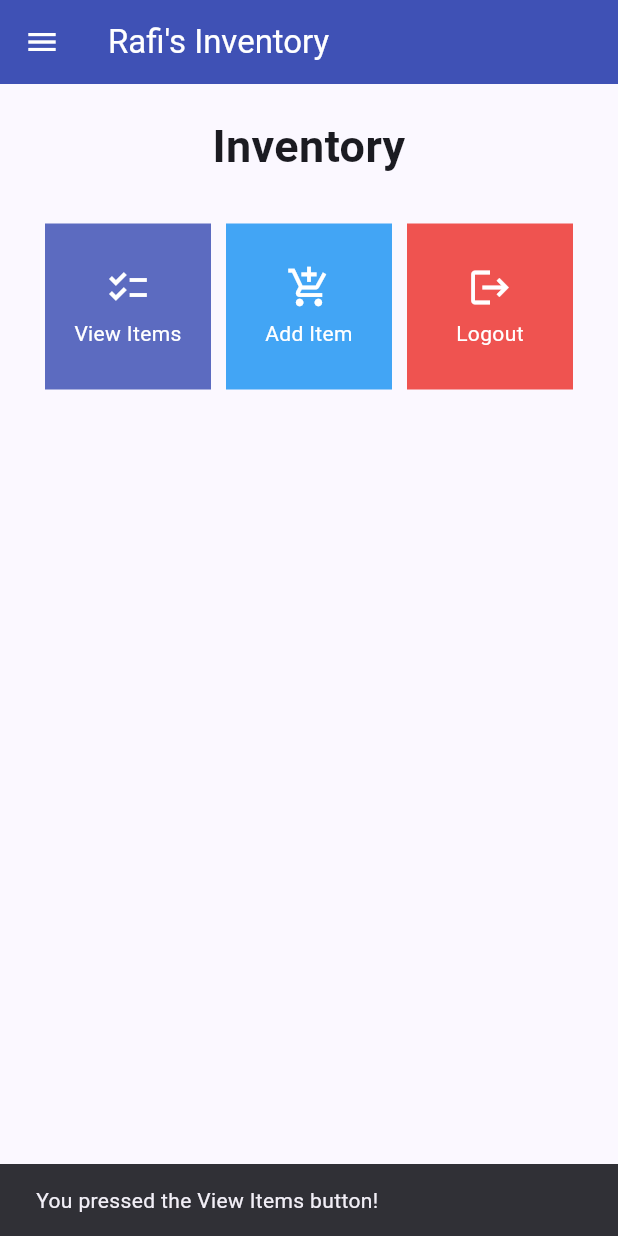
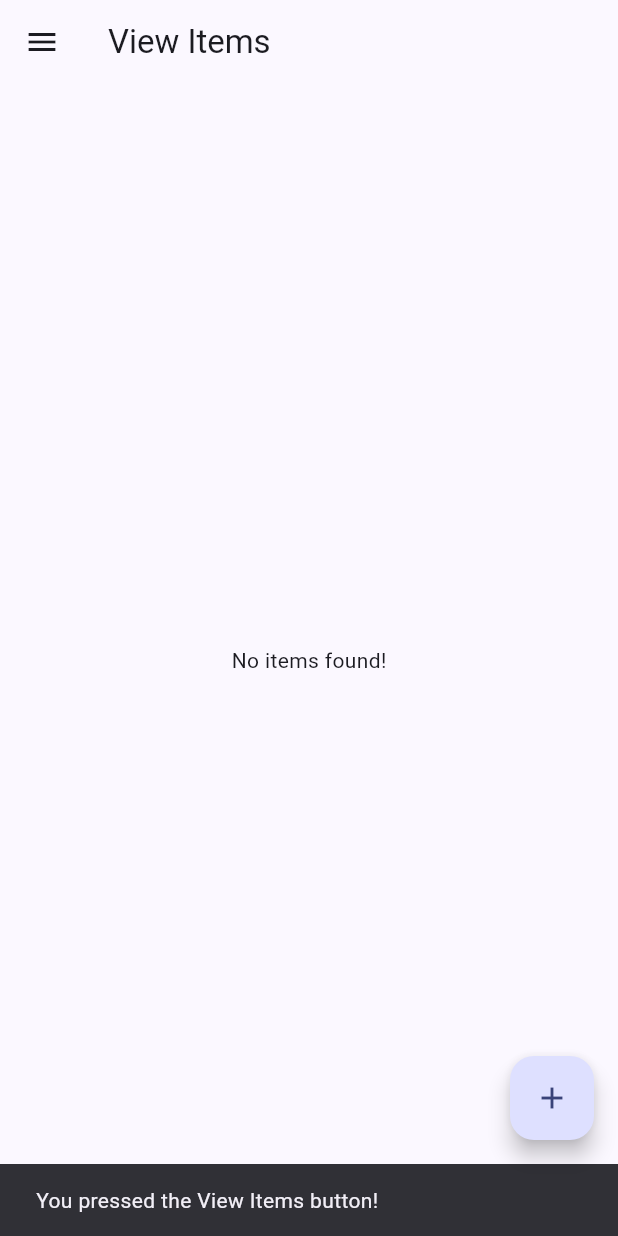
Before and after one commit to fiardiel/rafis-inventory-mob, a Flutter app: the LeftDrawer widget shown alone on an empty page, opened directly, after a tap on "Home Page", after a tap on "View Items", on a phone screen of 412 x 824 dp. Run offline on Flutter 3.47's test engine with Material 2 defaults, Android fonts, the phone set to English and light mode, and no system bars.

Commit message:
refactored and added bonus

```diff
--- a/lib/screens/menu.dart
+++ b/lib/screens/menu.dart
@@ -1,6 +1,6 @@
 import 'package:flutter/material.dart';
 import 'package:rafis_inventory_mobile/widgets/left_drawer.dart';
-import 'package:rafis_inventory_mobile/widgets/item_card.dart';
+import 'package:rafis_inventory_mobile/widgets/home_widgets.dart';
 
 class MyHomePage extends StatelessWidget {
   MyHomePage({Key? key}) : super(key: key);
--- /dev/null
+++ b/lib/screens/view_item.dart
@@ -0,0 +1,48 @@
+import 'package:flutter/material.dart';
+import 'package:rafis_inventory_mobile/models/product.dart';
+import 'package:rafis_inventory_mobile/screens/additem_form.dart';
+import 'package:rafis_inventory_mobile/widgets/left_drawer.dart';
+import 'package:rafis_inventory_mobile/widgets/item_card.dart';
+
+class ViewItemPage extends StatefulWidget {
+  const ViewItemPage({Key? key}) : super(key: key);
+
+  @override
+  State<ViewItemPage> createState() => _ViewItemPageState();
+}
+
+class _ViewItemPageState extends State<ViewItemPage> {
+  @override
+  Widget build(BuildContext context) {
+    return Scaffold(
+      appBar: AppBar(
+        title: const Text('View Items'),
+      ),
+      body: (() {
+        if (products.isEmpty) {
+          return const Center(
+            child: Text("No items found!"),
+          );
+        }
+        else {
+          return ListView.builder(
+            itemCount: products.length,
+            itemBuilder: (BuildContext context, int index) {
+              return ProductCard(products[index]);
+            },
+          );
+        }
+      })(),
+      floatingActionButton: FloatingActionButton(
+        onPressed: () {
+          Navigator.pushReplacement(context,
+              MaterialPageRoute(builder: (context) => const ItemFormPage()));
+        },
+        child: const Icon(Icons.add),
+      ),
+      drawer: const LeftDrawer(),
+    );
+  }
+}
+
+List<Product> products = [];
--- /dev/null
+++ b/lib/widgets/home_widgets.dart
@@ -0,0 +1,71 @@
+import 'package:flutter/material.dart';
+import 'package:rafis_inventory_mobile/screens/additem_form.dart';
+import 'package:rafis_inventory_mobile/screens/view_item.dart';
+
+class Item {
+  final String name;
+  final IconData icon;
+  final Color color;
+  Item(this.name, this.icon, this.color);
+}
+
+class ItemCard extends StatelessWidget {
+  final Item item;
+
+  const ItemCard(this.item, {Key? key}); // Constructor
+
+  @override
+  Widget build(BuildContext context) {
+    return Material(
+      color: item.color,
+      child: InkWell(
+        // Area responsive to touch
+        onTap: () {
+          // Show SnackBar when clicked
+          ScaffoldMessenger.of(context)
+            ..hideCurrentSnackBar()
+            ..showSnackBar(SnackBar(
+                content: Text("You pressed the ${item.name} button!")));
+
+          // Navigate to the appropriate route (depending on the button type)
+          if (item.name == "Add Item") {
+            Navigator.push(
+                context,
+                MaterialPageRoute(
+                  builder: (context) => const ItemFormPage(),
+                ));
+          } else if (item.name == "View Items") {
+            Navigator.push(
+                context,
+                MaterialPageRoute(
+                  builder: (context) => const ViewItemPage(),
+                )
+            );
+          }
+        },
+        child: Container(
+          // Container to hold Icon and Text
+          padding: const EdgeInsets.all(8),
+          child: Center(
+            child: Column(
+              mainAxisAlignment: MainAxisAlignment.center,
+              children: [
+                Icon(
+                  item.icon,
+                  color: Colors.white,
+                  size: 30.0,
+                ),
+                const Padding(padding: EdgeInsets.all(3)),
+                Text(
+                  item.name,
+                  textAlign: TextAlign.center,
+                  style: const TextStyle(color: Colors.white),
+                ),
+              ],
+            ),
+          ),
+        ),
+      ),
+    );
+  }
+}
--- a/lib/widgets/item_card.dart
+++ b/lib/widgets/item_card.dart
@@ -1,63 +1,32 @@
 import 'package:flutter/material.dart';
-import 'package:rafis_inventory_mobile/screens/additem_form.dart';
+import 'package:rafis_inventory_mobile/models/product.dart';
 
-class Item {
-  final String name;
-  final IconData icon;
-  final Color color;
-  Item(this.name, this.icon, this.color);
-}
+class ProductCard extends StatelessWidget {
+  final Product product;
 
-class ItemCard extends StatelessWidget {
-  final Item item;
-
-  const ItemCard(this.item, {Key? key}); // Constructor
+  const ProductCard(this.product, {Key? key}) : super(key: key);
 
   @override
   Widget build(BuildContext context) {
-    return Material(
-      color: item.color,
-      child: InkWell(
-        // Area responsive to touch
-        onTap: () {
-          // Show SnackBar when clicked
-          ScaffoldMessenger.of(context)
-            ..hideCurrentSnackBar()
-            ..showSnackBar(SnackBar(
-                content: Text("You pressed the ${item.name} button!")));
-
-          // Navigate to the appropriate route (depending on the button type)
-          if (item.name == "Add Item") {
-            Navigator.push(
-                context,
-                MaterialPageRoute(
-                  builder: (context) => const ItemFormPage(),
-                ));
-          }
-        },
-        child: Container(
-          // Container to hold Icon and Text
-          padding: const EdgeInsets.all(8),
-          child: Center(
-            child: Column(
-              mainAxisAlignment: MainAxisAlignment.center,
-              children: [
-                Icon(
-                  item.icon,
-                  color: Colors.white,
-                  size: 30.0,
-                ),
-                const Padding(padding: EdgeInsets.all(3)),
-                Text(
-                  item.name,
-                  textAlign: TextAlign.center,
-                  style: const TextStyle(color: Colors.white),
-                ),
-              ],
-            ),
-          ),
-        ),
+    return Card(
+        child: Padding(
+      padding: const EdgeInsets.all(20.0),
+      child: Column(
+        mainAxisSize: MainAxisSize.min,
+        crossAxisAlignment: CrossAxisAlignment.start,
+        children: <Widget>[
+          Text(product.name,
+              textAlign: TextAlign.left,
+              style:
+                  const TextStyle(fontWeight: FontWeight.bold, fontSize: 20)),
+          const SizedBox(height: 10),
+          Text('Amount: ${product.amount}'),
+          const SizedBox(height: 10),
+          Text('Description: ${product.description}'),
+          const SizedBox(height: 10),
+          Text('Category: ${product.amount}'),
+        ],
       ),
-    );
+    ));
   }
 }
--- a/lib/widgets/left_drawer.dart
+++ b/lib/widgets/left_drawer.dart
@@ -1,6 +1,7 @@
 import 'package:flutter/material.dart';
 import 'package:rafis_inventory_mobile/screens/menu.dart';
 import 'package:rafis_inventory_mobile/screens/additem_form.dart';
+import 'package:rafis_inventory_mobile/screens/view_item.dart';
 
 class LeftDrawer extends StatelessWidget {
   const LeftDrawer({super.key});
@@ -62,6 +63,18 @@ class LeftDrawer extends StatelessWidget {
                   ));
             },
           ),
+          ListTile(
+            leading: const Icon(Icons.checklist),
+            title: const Text('View Items'),
+            // redirect to ShopFormPage
+            onTap: () {
+              Navigator.pushReplacement(
+                  context,
+                  MaterialPageRoute(
+                    builder: (context) => const ViewItemPage(),
+                  ));
+            },
+          ),
         ],
       ),
     );
```
Also changed, not shown: lib/models/product.dart (added, +7 -0 lines), lib/screens/additem_form.dart (+10 -10 lines).
